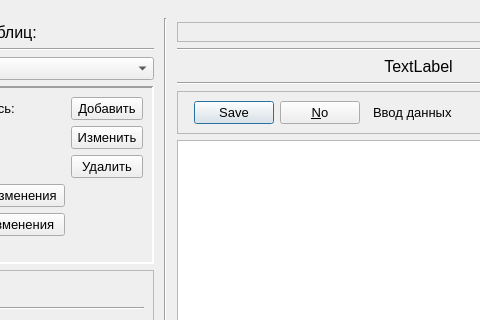
The window that widgets/MainWindow.ui (AlexanderSokolov69/Journals) describes before a commit, drawn with Qt 5; both pictures show x 118 to 598 and y 0 to 320 of the 800 by 589 pixel window.
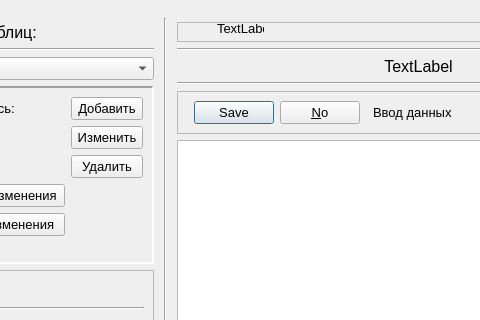
The same window after the commit. Icons and pictures are not drawn.

```diff
--- a/widgets/MainWindow.ui
+++ b/widgets/MainWindow.ui
@@ -435,6 +435,19 @@
             <property name="frameShadow">
              <enum>QFrame::Raised</enum>
             </property>
+            <widget class="QLabel" name="label_refresh">
+             <property name="geometry">
+              <rect>
+               <x>40</x>
+               <y>0</y>
+               <width>47</width>
+               <height>13</height>
+              </rect>
+             </property>
+             <property name="text">
+              <string>TextLabel</string>
+             </property>
+            </widget>
            </widget>
           </item>
           <item>
```
